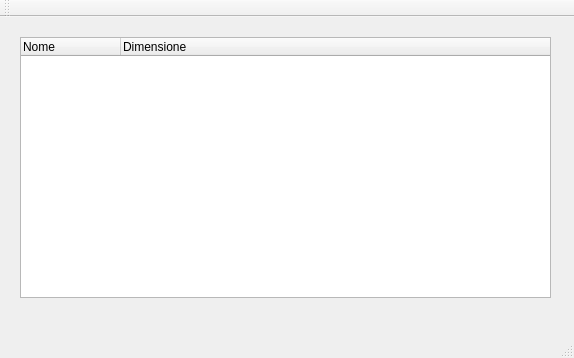
Above: KCloud/GraphicClient/GuiClient.ui from milazzo-g/KCloud before the change. Below: the same form after it.
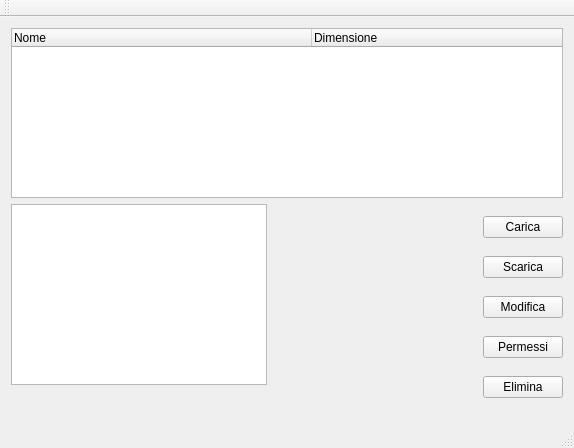
That is the form after the change. Icons and pictures are not drawn.

Diff of the .ui file:
```diff
--- a/KCloud/GraphicClient/GuiClient.ui
+++ b/KCloud/GraphicClient/GuiClient.ui
@@ -7,9 +7,14 @@
     <x>0</x>
     <y>0</y>
     <width>574</width>
-    <height>358</height>
+    <height>448</height>
    </rect>
   </property>
+  <property name="font">
+   <font>
+    <pointsize>9</pointsize>
+   </font>
+  </property>
   <property name="windowTitle">
    <string>KCloud::Client</string>
   </property>
@@ -18,18 +23,15 @@
     <normaloff>:/kcloudIcons/kcloud_64x64.png</normaloff>:/kcloudIcons/kcloud_64x64.png</iconset>
   </property>
   <widget class="QWidget" name="centralWidget">
+   <layout class="QVBoxLayout" name="verticalLayout_3">
+    <item>
    <widget class="QTreeWidget" name="mainTreeWidget">
-    <property name="geometry">
-     <rect>
-      <x>20</x>
-      <y>20</y>
-      <width>531</width>
-      <height>261</height>
-     </rect>
-    </property>
     <property name="columnCount">
      <number>2</number>
     </property>
+      <attribute name="headerDefaultSectionSize">
+       <number>300</number>
+      </attribute>
     <column>
      <property name="text">
       <string>Nome</string>
@@ -41,6 +43,94 @@
      </property>
     </column>
    </widget>
+    </item>
+    <item>
+     <layout class="QHBoxLayout" name="horizontalLayout">
+      <item>
+       <layout class="QVBoxLayout" name="verticalLayout_2">
+        <item>
+         <widget class="QGraphicsView" name="graphicsView"/>
+        </item>
+        <item>
+         <spacer name="verticalSpacer">
+          <property name="orientation">
+           <enum>Qt::Vertical</enum>
+          </property>
+          <property name="sizeHint" stdset="0">
+           <size>
+            <width>20</width>
+            <height>40</height>
+           </size>
+          </property>
+         </spacer>
+        </item>
+       </layout>
+      </item>
+      <item>
+       <spacer name="horizontalSpacer">
+        <property name="orientation">
+         <enum>Qt::Horizontal</enum>
+        </property>
+        <property name="sizeHint" stdset="0">
+         <size>
+          <width>40</width>
+          <height>20</height>
+         </size>
+        </property>
+       </spacer>
+      </item>
+      <item>
+       <layout class="QVBoxLayout" name="verticalLayout">
+        <item>
+         <widget class="QPushButton" name="uploadButton">
+          <property name="text">
+           <string>Carica</string>
+          </property>
+         </widget>
+        </item>
+        <item>
+         <widget class="QPushButton" name="downloadButton">
+          <property name="text">
+           <string>Scarica</string>
+          </property>
+         </widget>
+        </item>
+        <item>
+         <widget class="QPushButton" name="modifyButton">
+          <property name="text">
+           <string>Modifica</string>
+          </property>
+         </widget>
+        </item>
+        <item>
+         <widget class="QPushButton" name="permissionButton">
+          <property name="text">
+           <string>Permessi</string>
+          </property>
+         </widget>
+        </item>
+        <item>
+         <widget class="QPushButton" name="deleteButton">
+          <property name="text">
+           <string>Elimina</string>
+          </property>
+         </widget>
+        </item>
+       </layout>
+      </item>
+     </layout>
+    </item>
+   </layout>
+   <zorder>mainTreeWidget</zorder>
+   <zorder>graphicsView</zorder>
+   <zorder>uploadButton</zorder>
+   <zorder>downloadButton</zorder>
+   <zorder>permissionButton</zorder>
+   <zorder>modifyButton</zorder>
+   <zorder>deleteButton</zorder>
+   <zorder>verticalSpacer</zorder>
+   <zorder>graphicsView</zorder>
+   <zorder>horizontalSpacer</zorder>
   </widget>
   <widget class="QMenuBar" name="menuBar">
    <property name="geometry">
```
Left out of the diff: 2 changed lines with no effect on the pictures. Lines whose indentation alone changed are shown as unchanged.
